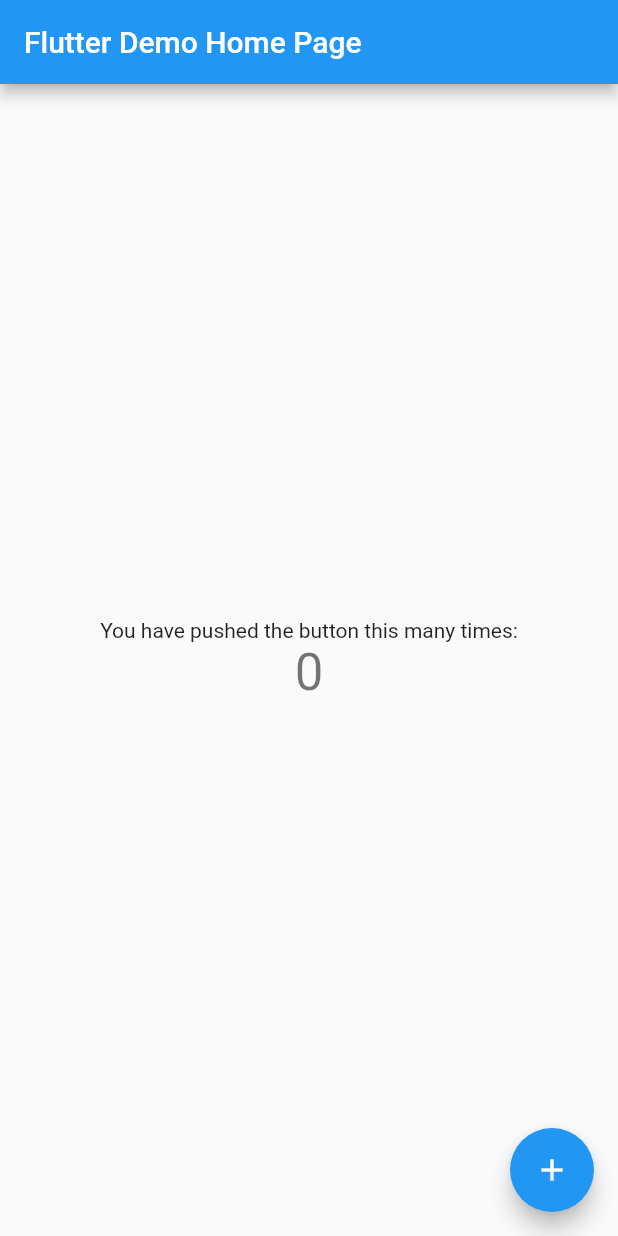
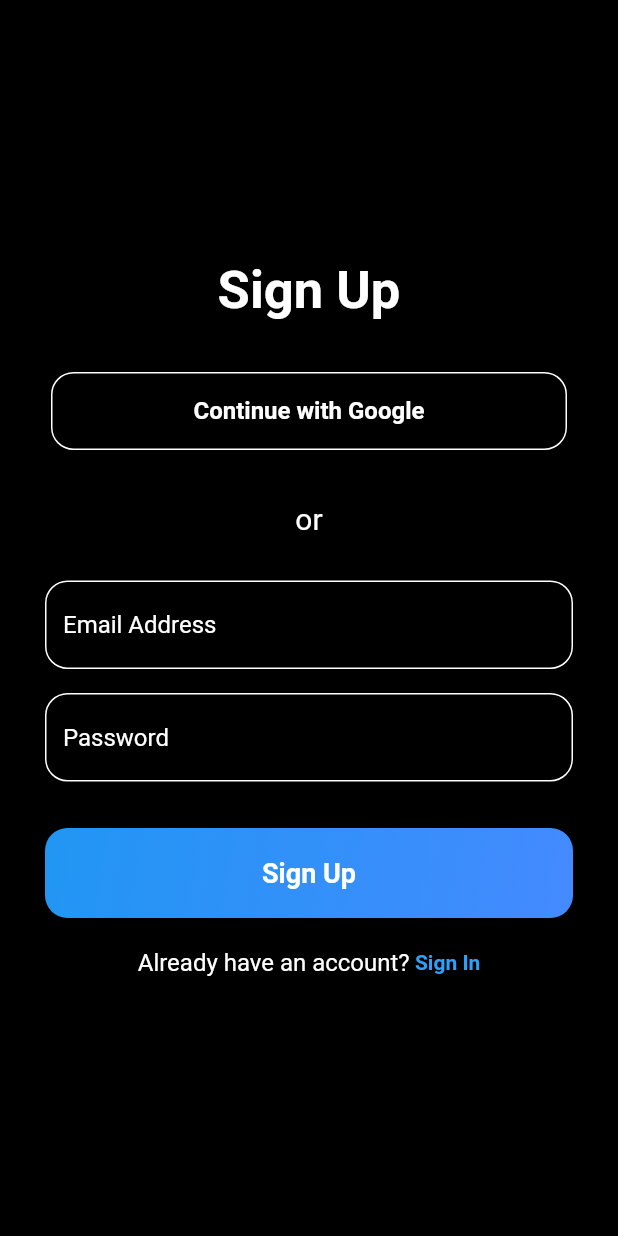
Before and after one commit to Janithpm/WorkLo, a Flutter app: the screen it shows after launch, on a phone screen of 412 x 824 dp. Run offline on Flutter 3.47's test engine with Material 2 defaults, Android fonts, the phone set to English and light mode, and no system bars; our stand-ins replace firebase_auth, firebase_core; accounts and stored records are empty.

Commit message:
sign up using email/password

```diff
--- a/lib/main.dart
+++ b/lib/main.dart
@@ -1,115 +1,28 @@
 import 'package:flutter/material.dart';
 
-void main() {
+import 'package:firebase_core/firebase_core.dart';
+import 'package:worklo/pages/signup.dart';
+import 'package:worklo/pages/signin.dart';
+import 'firebase_options.dart';
+
+Future<void> main() async {
+  WidgetsFlutterBinding.ensureInitialized();
+  await Firebase.initializeApp(
+    options: DefaultFirebaseOptions.currentPlatform,
+  );
   runApp(const MyApp());
 }
 
-class MyApp extends StatelessWidget {
+class MyApp extends StatefulWidget {
   const MyApp({Key? key}) : super(key: key);
 
-  // This widget is the root of your application.
+  @override
+  State<MyApp> createState() => _MyAppState();
+}
+
+class _MyAppState extends State<MyApp> {
   @override
   Widget build(BuildContext context) {
-    return MaterialApp(
-      title: 'Flutter Demo',
-      theme: ThemeData(
-        // This is the theme of your application.
-        //
-        // Try running your application with "flutter run". You'll see the
-        // application has a blue toolbar. Then, without quitting the app, try
-        // changing the primarySwatch below to Colors.green and then invoke
-        // "hot reload" (press "r" in the console where you ran "flutter run",
-        // or simply save your changes to "hot reload" in a Flutter IDE).
-        // Notice that the counter didn't reset back to zero; the application
-        // is not restarted.
-        primarySwatch: Colors.blue,
-      ),
-      home: const MyHomePage(title: 'Flutter Demo Home Page'),
-    );
+    return const MaterialApp(home: SignupPage());
   }
 }
-
-class MyHomePage extends StatefulWidget {
-  const MyHomePage({Key? key, required this.title}) : super(key: key);
-
-  // This widget is the home page of your application. It is stateful, meaning
-  // that it has a State object (defined below) that contains fields that affect
-  // how it looks.
-
-  // This class is the configuration for the state. It holds the values (in this
-  // case the title) provided by the parent (in this case the App widget) and
-  // used by the build method of the State. Fields in a Widget subclass are
-  // always marked "final".
-
-  final String title;
-
-  @override
-  State<MyHomePage> createState() => _MyHomePageState();
-}
-
-class _MyHomePageState extends State<MyHomePage> {
-  int _counter = 0;
-
-  void _incrementCounter() {
-    setState(() {
-      // This call to setState tells the Flutter framework that something has
-      // changed in this State, which causes it to rerun the build method below
-      // so that the display can reflect the updated values. If we changed
-      // _counter without calling setState(), then the build method would not be
-      // called again, and so nothing would appear to happen.
-      _counter++;
-    });
-  }
-
-  @override
-  Widget build(BuildContext context) {
-    // This method is rerun every time setState is called, for instance as done
-    // by the _incrementCounter method above.
-    //
-    // The Flutter framework has been optimized to make rerunning build methods
-    // fast, so that you can just rebuild anything that needs updating rather
-    // than having to individually change instances of widgets.
-    return Scaffold(
-      appBar: AppBar(
-        // Here we take the value from the MyHomePage object that was created by
-        // the App.build method, and use it to set our appbar title.
-        title: Text(widget.title),
-      ),
-      body: Center(
-        // Center is a layout widget. It takes a single child and positions it
-        // in the middle of the parent.
-        child: Column(
-          // Column is also a layout widget. It takes a list of children and
-          // arranges them vertically. By default, it sizes itself to fit its
-          // children horizontally, and tries to be as tall as its parent.
-          //
-          // Invoke "debug painting" (press "p" in the console, choose the
-          // "Toggle Debug Paint" action from the Flutter Inspector in Android
-          // Studio, or the "Toggle Debug Paint" command in Visual Studio Code)
-          // to see the wireframe for each widget.
-          //
-          // Column has various properties to control how it sizes itself and
-          // how it positions its children. Here we use mainAxisAlignment to
-          // center the children vertically; the main axis here is the vertical
-          // axis because Columns are vertical (the cross axis would be
-          // horizontal).
-          mainAxisAlignment: MainAxisAlignment.center,
-          children: <Widget>[
-            const Text(
-              'You have pushed the button this many times:',
-            ),
-            Text(
-              '$_counter',
-              style: Theme.of(context).textTheme.headline4,
-            ),
-          ],
-        ),
-      ),
-      floatingActionButton: FloatingActionButton(
-        onPressed: _incrementCounter,
-        tooltip: 'Increment',
-        child: const Icon(Icons.add),
-      ), // This trailing comma makes auto-formatting nicer for build methods.
-    );
-  }
-}
--- /dev/null
+++ b/lib/pages/signup.dart
@@ -0,0 +1,198 @@
+import 'package:flutter/material.dart';
+import 'package:firebase_auth/firebase_auth.dart' as firebase_auth;
+import 'package:worklo/pages/signin.dart';
+
+import 'home.dart';
+
+class SignupPage extends StatefulWidget {
+  const SignupPage({Key? key}) : super(key: key);
+
+  @override
+  State<SignupPage> createState() => _SignupPageState();
+}
+
+class _SignupPageState extends State<SignupPage> {
+  firebase_auth.FirebaseAuth auth = firebase_auth.FirebaseAuth.instance;
+  TextEditingController emailController = TextEditingController();
+  TextEditingController passwordController = TextEditingController();
+  bool isLoading = false;
+
+  @override
+  Widget build(BuildContext context) {
+    return Scaffold(
+        body: SingleChildScrollView(
+            child: Container(
+      height: MediaQuery.of(context).size.height,
+      width: MediaQuery.of(context).size.width,
+      color: Colors.black,
+      child: Column(
+        mainAxisAlignment: MainAxisAlignment.center,
+        children: [
+          const Text(
+            "Sign Up",
+            style: TextStyle(
+                color: Colors.white, fontSize: 35, fontWeight: FontWeight.bold),
+          ),
+          const SizedBox(
+            height: 30,
+          ),
+          SocialBtn("Continue with Google"),
+          // const SizedBox(
+          //   height: 10,
+          // ),
+          // SocialBtn("Continue with Mobile"),
+          const SizedBox(
+            height: 30,
+          ),
+          const Text("or", style: TextStyle(color: Colors.white, fontSize: 20)),
+          const SizedBox(
+            height: 30,
+          ),
+          TextInput("Email Address", emailController),
+          const SizedBox(
+            height: 15,
+          ),
+          TextInput("Password", passwordController),
+          const SizedBox(
+            height: 30,
+          ),
+          InkWell(
+            onTap: () async {
+              try {
+                setState(() {
+                  isLoading = true;
+                });
+                firebase_auth.UserCredential user =
+                    await auth.createUserWithEmailAndPassword(
+                        email: emailController.text,
+                        password: passwordController.text);
+                if (user.user!.email != null) {
+                  // ignore: use_build_context_synchronously
+                  Navigator.pushAndRemoveUntil(
+                    context,
+                    MaterialPageRoute(
+                      builder: (BuildContext context) => const HomePage(),
+                    ),
+                    (route) => false,
+                  );
+                } else {
+                  const snakbar = SnackBar(
+                      content: Text(
+                          "Please verify your email address before login"));
+                  ScaffoldMessenger.of(context).showSnackBar(snakbar);
+                }
+              } catch (e) {
+                final snakbar = SnackBar(content: Text(e.toString()));
+                ScaffoldMessenger.of(context).showSnackBar(snakbar);
+              } finally {
+                setState(() {
+                  isLoading = false;
+                });
+              }
+            },
+            child: Container(
+              height: 60,
+              width: MediaQuery.of(context).size.width - 60,
+              decoration: const BoxDecoration(
+                  borderRadius: BorderRadius.all(Radius.circular(15)),
+                  gradient: LinearGradient(
+                      colors: [Colors.blue, Colors.blueAccent],
+                      begin: Alignment.topLeft,
+                      end: Alignment.bottomRight,
+                      stops: [0.0, 1.0])),
+              child: Center(
+                child: isLoading
+                    ? const CircularProgressIndicator()
+                    : const Text(
+                        "Sign Up",
+                        style: TextStyle(
+                          color: Color.fromARGB(255, 255, 255, 255),
+                          fontSize: 18,
+                          fontWeight: FontWeight.bold,
+                        ),
+                      ),
+              ),
+            ),
+          ),
+          const SizedBox(
+            height: 20,
+          ),
+          Row(
+            mainAxisAlignment: MainAxisAlignment.center,
+            children: [
+              const Text("Already have an account?",
+                  style: TextStyle(color: Colors.white, fontSize: 16)),
+              InkWell(
+                onTap: () {
+                  Navigator.pushAndRemoveUntil(
+                      context,
+                      MaterialPageRoute(
+                          builder: (builder) => const SigninPage()),
+                      (route) => false);
+                },
+                child: const Text(" Sign In",
+                    style: TextStyle(
+                        color: Color.fromARGB(255, 48, 159, 250),
+                        fontWeight: FontWeight.bold)),
+              ),
+            ],
+          )
+        ],
+      ),
+    )));
+  }
+
+  Widget SocialBtn(String text) {
+    return InkWell(
+      onTap: () async {},
+      child: Container(
+        height: 60,
+        width: MediaQuery.of(context).size.width - 60,
+        child: Card(
+          color: Colors.black87,
+          shape: RoundedRectangleBorder(
+              borderRadius: BorderRadius.circular(15),
+              side: const BorderSide(color: Colors.white)),
+          child: Row(
+            mainAxisAlignment: MainAxisAlignment.center,
+            children: [
+              Text(
+                text,
+                style: TextStyle(
+                    color: Colors.white,
+                    fontSize: 16,
+                    fontWeight: FontWeight.bold),
+              ),
+            ],
+          ),
+        ),
+      ),
+    );
+  }
+
+  Widget TextInput(String text, TextEditingController controller) {
+    return Container(
+        height: 60,
+        width: MediaQuery.of(context).size.width - 60,
+        child: TextFormField(
+          controller: controller,
+          decoration: InputDecoration(
+            hintText: text,
+            hintStyle: TextStyle(color: Colors.white),
+            border: OutlineInputBorder(
+              borderRadius: BorderRadius.circular(15),
+              borderSide: BorderSide(color: Colors.white),
+            ),
+            enabledBorder: OutlineInputBorder(
+              borderRadius: BorderRadius.circular(15),
+              borderSide: BorderSide(color: Colors.white),
+            ),
+            focusedBorder: OutlineInputBorder(
+              borderRadius: BorderRadius.circular(15),
+              borderSide: BorderSide(color: Colors.white),
+            ),
+          ),
+          style: TextStyle(color: Colors.white),
+        ));
+  }
+}
```
Also changed, not shown: lib/pages/home.dart (added, +19 -0 lines), lib/pages/signin.dart (added, +164 -0 lines), pubspec.yaml (+5 -5 lines), assets/google.svg (added), assets/phone.svg (added), lib/firebase_options.dart (added), pubspec.lock, 4 other files.
